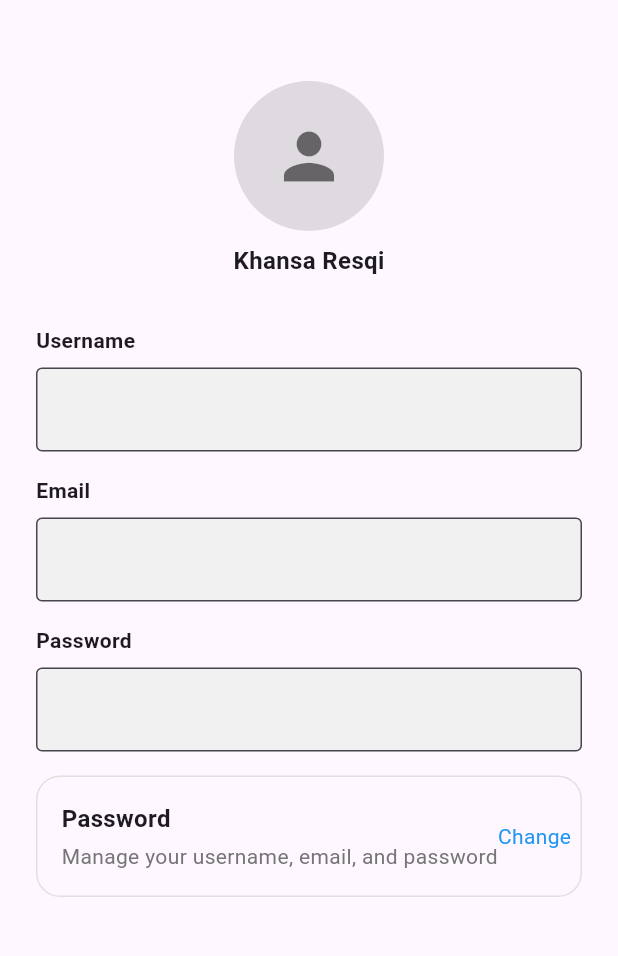
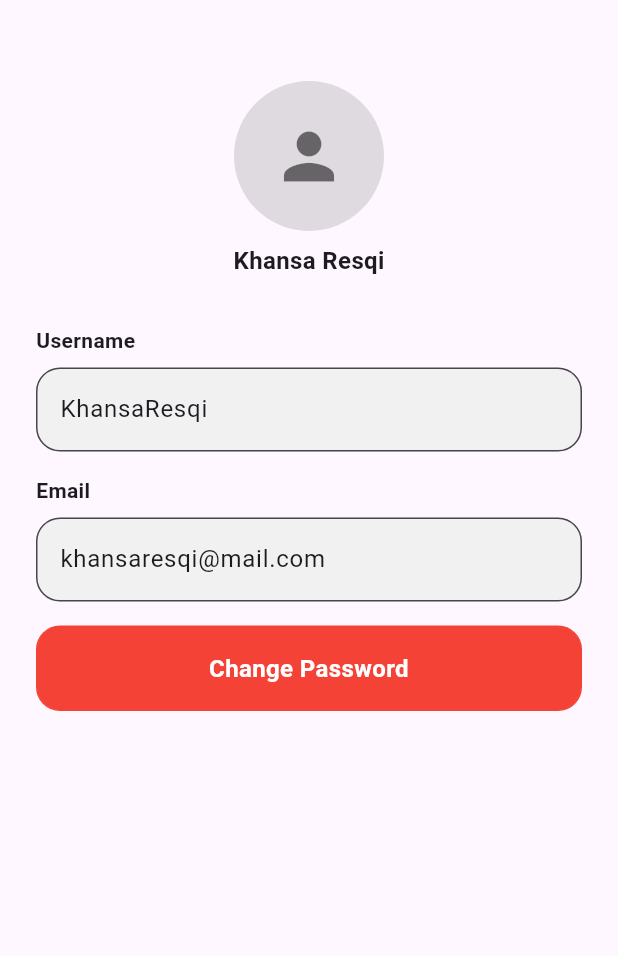
Before and after one commit to khansarg/Emolog-fe-mobile, a Flutter app: the screen it shows after launch, after a tap on "Account", on a phone screen of 412 x 824 dp, the part 63-1019 px from its top. Run offline on Flutter 3.47's test engine with Material 3 defaults, Android fonts, the light colour scheme and no system bars.

Commit message:
ini settings account sm change password yang bener ga error

```diff
--- /dev/null
+++ b/lib/Button/BottomNavigationBar.dart
@@ -0,0 +1,34 @@
+import 'package:flutter/material.dart';
+
+class CustomBottomNavBar extends StatelessWidget {
+  final int currentIndex; // Untuk menentukan tab yang aktif
+  final Function(int) onTap; // Untuk menangani perubahan tab
+
+  const CustomBottomNavBar({
+    Key? key,
+    required this.currentIndex,
+    required this.onTap,
+  }) : super(key: key);
+
+  @override
+  Widget build(BuildContext context) {
+    return BottomNavigationBar(
+      currentIndex: currentIndex, // Menandakan tab yang sedang aktif
+      onTap: onTap, // Fungsi untuk menangani perubahan tab
+      items: const [
+        BottomNavigationBarItem(
+          icon: Icon(Icons.home),
+          label: '',
+        ),
+        BottomNavigationBarItem(
+          icon: Icon(Icons.book),
+          label: '',
+        ),
+        BottomNavigationBarItem(
+          icon: Icon(Icons.settings, color: Color(0xFFA07677)),
+          label: '',
+        ),
+      ],
+    );
+  }
+}
--- a/lib/features/settings/account.dart
+++ b/lib/features/settings/account.dart
@@ -1,5 +1,5 @@
 import 'package:flutter/material.dart';
-import 'changepassword.dart'; // Pastikan mengimpor halaman ChangePasswordPage
+import '/features/settings/changepassword.dart'; // Pastikan mengimpor halaman ChangePasswordPage
 
 class AccountPage extends StatefulWidget {
   const AccountPage({Key? key}) : super(key: key);
@@ -9,8 +9,8 @@ class AccountPage extends StatefulWidget {
 }
 
 class _AccountPageState extends State<AccountPage> {
-  final _usernameController = TextEditingController();
-  final _emailController = TextEditingController();
+  final _usernameController = TextEditingController(text: 'KhansaResqi');
+  final _emailController = TextEditingController(text: 'khansaresqi@mail.com');
   final _passwordController = TextEditingController();
 
   @override
@@ -58,20 +58,20 @@ class _AccountPageState extends State<AccountPage> {
               style: TextStyle(fontWeight: FontWeight.bold, fontSize: 16),
             ),
             const SizedBox(height: 32),
-            _buildInputField('Username', _usernameController),
+            _buildInputField('Username', _usernameController, 'KhansaResqi'),
             const SizedBox(height: 16),
-            _buildInputField('Email', _emailController),
+            _buildInputField('Email', _emailController, 'khansaresqi@mail.com'),
             const SizedBox(height: 16),
-            _buildInputField('Password', _passwordController),
-            const SizedBox(height: 16),
-            _buildFieldItem('Password', context),
+            // Tombol untuk menampilkan Change Password sebagai dialog
+            _buildPasswordButton(context),
           ],
         ),
       ),
     );
   }
 
-  Widget _buildInputField(String label, TextEditingController controller) {
+  // Fungsi untuk membangun input field
+  Widget _buildInputField(String label, TextEditingController controller, String defaultValue) {
     return Column(
       crossAxisAlignment: CrossAxisAlignment.start,
       children: [
@@ -82,72 +82,119 @@ class _AccountPageState extends State<AccountPage> {
         const SizedBox(height: 8),
         TextField(
           controller: controller,
-          obscureText: label == 'Password', // Obscure password field
-          decoration: const InputDecoration(
+          decoration: InputDecoration(
             filled: true,
-            fillColor: Color(0xFFF1F1F1),
-            border: OutlineInputBorder(),
+            fillColor: const Color(0xFFF1F1F1),
+            border: OutlineInputBorder(
+              borderRadius: BorderRadius.circular(16),
+            ),
+            suffixIcon: controller.text != defaultValue
+                ? IconButton(
+              icon: const Icon(Icons.check, color: Colors.green),
+              onPressed: () {
+                _showConfirmationDialog(context, label, controller.text);
+              },
+            )
+                : null,
           ),
         ),
       ],
     );
   }
 
-  Widget _buildFieldItem(String label, BuildContext context) {
-    return InkWell(
-      onTap: () {
-        // Tampilkan dialog untuk mengubah password saat tombol "Change" diklik
-        if (label == 'Password') {
-          _showChangePasswordDialog(context);
-        }
-      },
-      child: Container(
-        margin: const EdgeInsets.only(bottom: 16),
-        padding: const EdgeInsets.all(16),
-        decoration: BoxDecoration(
-          border: Border.all(color: Colors.grey.shade300),
-          borderRadius: BorderRadius.circular(16),
-        ),
-        child: Row(
-          mainAxisAlignment: MainAxisAlignment.spaceBetween,
-          children: [
-            Column(
-              crossAxisAlignment: CrossAxisAlignment.start,
-              children: [
-                Text(
-                  label,
-                  style: const TextStyle(fontSize: 16, fontWeight: FontWeight.w600),
-                ),
-                const SizedBox(height: 4),
-                Text(
-                  'Manage your username, email, and password',
-                  style: TextStyle(color: Colors.grey.shade600),
-                ),
-              ],
-            ),
-            const Text(
-              'Change',
-              style: TextStyle(color: Colors.blue),
-            ),
-          ],
-        ),
-      ),
-    );
-  }
-
-  // Fungsi untuk menampilkan dialog untuk mengganti password
-  void _showChangePasswordDialog(BuildContext context) {
+  // Dialog konfirmasi untuk perubahan data
+  void _showConfirmationDialog(BuildContext context, String field, String newValue) {
     showDialog(
       context: context,
+      barrierDismissible: false, // Prevents dismissing by tapping outside the dialog
       builder: (BuildContext context) {
         return Dialog(
           shape: RoundedRectangleBorder(
             borderRadius: BorderRadius.circular(16),
           ),
           elevation: 16,
-          child: ChangePasswordPage(), // Menampilkan halaman untuk ganti password
+          child: Container(
+            padding: const EdgeInsets.all(24),
+            child: Column(
+              mainAxisSize: MainAxisSize.min,
+              children: [
+                const Text(
+                  'Are you sure you want to change?',
+                  style: TextStyle(fontWeight: FontWeight.bold, fontSize: 18),
+                ),
+                const SizedBox(height: 24),
+                Text(
+                  'Do you want to change $field to $newValue?',
+                  textAlign: TextAlign.center,
+                  style: TextStyle(fontSize: 16, color: Colors.grey.shade600),
+                ),
+                const SizedBox(height: 24),
+                Row(
+                  mainAxisAlignment: MainAxisAlignment.center,
+                  children: [
+                    TextButton(
+                      onPressed: () {
+                        Navigator.pop(context); // Menutup dialog jika Cancel
+                      },
+                      child: const Text(
+                        'Cancel',
+                        style: TextStyle(color: Colors.red),
+                      ),
+                    ),
+                    const SizedBox(width: 16),
+                    ElevatedButton(
+                      style: ElevatedButton.styleFrom(
+                        backgroundColor: Colors.red, // Tombol Save dengan warna merah
+                        shape: RoundedRectangleBorder(
+                          borderRadius: BorderRadius.circular(12),
+                        ),
+                      ),
+                      onPressed: () {
+                        setState(() {
+                          if (field == 'Username') {
+                            _usernameController.text = newValue;
+                          } else if (field == 'Email') {
+                            _emailController.text = newValue;
+                          }
+                        });
+                        Navigator.pop(context); // Tutup dialog dan simpan perubahan
+                      },
+                      child: const Text('Save'),
+                    ),
+                  ],
+                ),
+              ],
+            ),
+          ),
         );
       },
     );
   }
+
+  // Tombol untuk menampilkan popup Change Password sebagai dialog
+  Widget _buildPasswordButton(BuildContext context) {
+    return InkWell(
+      onTap: () {
+        // Tampilkan dialog ChangePasswordPage sebagai popup
+        showDialog(
+          context: context,
+          builder: (context) => const ChangePasswordPage(),
+        );
+      },
+      child: Container(
+        width: double.infinity,
+        padding: const EdgeInsets.all(16),
+        decoration: BoxDecoration(
+          border: Border.all(color: Colors.red), // Warna border merah
+          borderRadius: BorderRadius.circular(16),
+          color: Colors.red, // Warna latar belakang merah
+        ),
+        child: const Text(
+          'Change Password',
+          style: TextStyle(fontSize: 16, fontWeight: FontWeight.w600, color: Colors.white),
+          textAlign: TextAlign.center,
+        ),
+      ),
+    );
+  }
 }
--- a/lib/features/settings/mainsettings.dart
+++ b/lib/features/settings/mainsettings.dart
@@ -1,24 +1,51 @@
 import 'package:flutter/material.dart';
 import '/features/settings/account.dart';
+import '/Button/BottomNavigationBar.dart';  // Pastikan Anda mengimpor BottomNavigationBar
 
-class SettingsPage extends StatelessWidget {
+void main() {
+  runApp(const MyApp());
+}
+
+class MyApp extends StatelessWidget {
+  const MyApp({super.key});
+
+  @override
+  Widget build(BuildContext context) {
+    return MaterialApp(
+      debugShowCheckedModeBanner: false,
+      home: SettingsPage(),  // Ganti dengan halaman yang Anda inginkan
+    );
+  }
+}
+
+class SettingsPage extends StatefulWidget {
   const SettingsPage({super.key});
+
+  @override
+  _SettingsPageState createState() => _SettingsPageState();
+}
+
+class _SettingsPageState extends State<SettingsPage> {
+  int _currentIndex = 2; // Tab aktif adalah Settings
+
+  void _onItemTapped(int index) {
+    setState(() {
+      _currentIndex = index; // Mengubah index tab yang aktif
+    });
+
+    // Navigasi sesuai tab yang dipilih
+    if (index == 0) {
+      // Navigasi ke halaman Home
+    } else if (index == 1) {
+      // Navigasi ke halaman Book
+    } else if (index == 2) {
+      // Navigasi ke halaman Settings (halaman ini sudah terbuka)
+    }
+  }
 
   @override
   Widget build(BuildContext context) {
     return Scaffold(
-      bottomNavigationBar: BottomNavigationBar(
-        currentIndex: 2, // Menandakan tab Settings sedang aktif
-        items: const [
-          BottomNavigationBarItem(icon: Icon(Icons.home), label: ''),
-          BottomNavigationBarItem(icon: Icon(Icons.book), label: ''),
-          BottomNavigationBarItem(
-            icon: Icon(Icons.settings, color: Color(0xFFA07677)),
-            label: '',
-          ),
-        ],
-      ),
-
       body: SafeArea(
         child: Padding(
           padding: const EdgeInsets.symmetric(horizontal: 26, vertical: 24),
@@ -53,45 +80,11 @@ class SettingsPage extends StatelessWidget {
                     children: [
                       const Text(
                         'Account',
-                        style: TextStyle(
-                          fontSize: 16,
-                          fontWeight: FontWeight.w600,
-                        ),
+                        style: TextStyle(fontSize: 16, fontWeight: FontWeight.w600),
                       ),
                       const SizedBox(height: 4),
                       Text(
                         'Manage your username, email, and password',
-                        style: TextStyle(color: Colors.grey.shade600),
-                      ),
-                    ],
-                  ),
-                ),
-              ),
-              const SizedBox(height: 12),
-              // Daily Journal Reminder setting item
-              InkWell(
-                onTap: () {},
-                child: Container(
-                  width: 343, // Mengatur lebar yang sama
-                  height: 110,
-                  padding: const EdgeInsets.all(16),
-                  decoration: BoxDecoration(
-                    border: Border.all(color: Colors.grey.shade300),
-                    borderRadius: BorderRadius.circular(16),
-                  ),
-                  child: Column(
-                    crossAxisAlignment: CrossAxisAlignment.start,
-                    children: [
-                      const Text(
-                        'Daily Journal Reminder',
-                        style: TextStyle(
-                          fontSize: 16,
-                          fontWeight: FontWeight.w600,
-                        ),
-                      ),
-                      const SizedBox(height: 4),
-                      Text(
-                        'A daily journal reminder is a feature that sends notifications.',
                         style: TextStyle(color: Colors.grey.shade600),
                       ),
                     ],
@@ -115,10 +108,7 @@ class SettingsPage extends StatelessWidget {
                     children: [
                       const Text(
                         'About Us',
-                        style: TextStyle(
-                          fontSize: 16,
-                          fontWeight: FontWeight.w600,
-                        ),
+                        style: TextStyle(fontSize: 16, fontWeight: FontWeight.w600),
                       ),
                       const SizedBox(height: 4),
                       Text(
@@ -135,8 +125,7 @@ class SettingsPage extends StatelessWidget {
                 onTap: () {},
                 child: Container(
                   width: 350, // Mengatur lebar yang sama
-                  height:
-                      90, // Mengatur tinggi yang sama untuk membuatnya kotak
+                  height: 90, // Mengatur tinggi yang sama untuk membuatnya kotak
                   padding: const EdgeInsets.all(16),
                   decoration: BoxDecoration(
                     border: Border.all(color: Colors.redAccent),
@@ -167,6 +156,10 @@ class SettingsPage extends StatelessWidget {
           ),
         ),
       ),
+      bottomNavigationBar: CustomBottomNavBar(  // Memanggil CustomBottomNavBar
+        currentIndex: _currentIndex,
+        onTap: _onItemTapped,
+      ),
     );
   }
 }
```
Also changed, not shown: lib/features/settings/changepassword.dart (+7 -4 lines).
